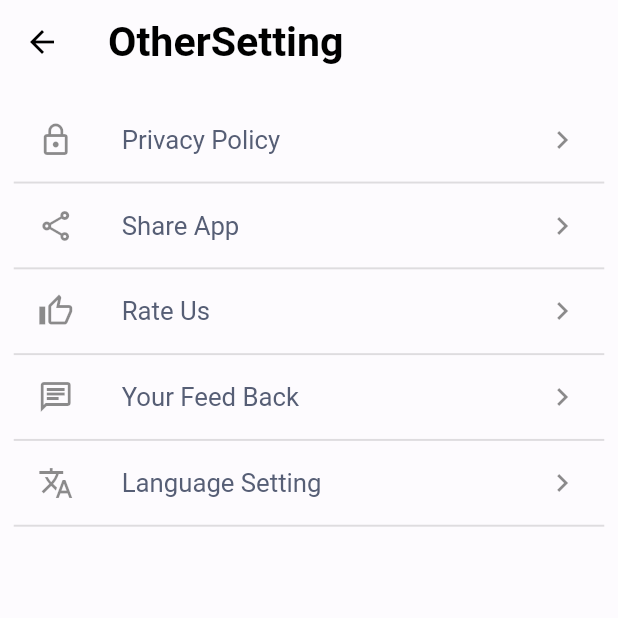
After one commit to ItFlutter/Incoming-Call-Locker, a Flutter app: the OtherSetting screen opened by its route, on a phone screen of 412 x 824 dp, the top half of it. The commit adds this screen. Run offline on Flutter 3.47's test engine with Material 2 defaults, Android fonts, the phone set to English and light mode, and no system bars; our stand-ins replace flutter_screenutil, get, permission_handler, shared_preferences; missing offline and left inert: passcode_screen, pattern_lock; accounts and stored records are empty.

Commit message:
all flutter side

```diff
--- /dev/null
+++ b/lib/controller/othersetting_controller.dart
@@ -0,0 +1,3 @@
+import 'package:get/get.dart';
+
+class OtherSettingController extends GetxController {}
--- a/lib/core/constant/approutes.dart
+++ b/lib/core/constant/approutes.dart
@@ -8,4 +8,6 @@ class AppRoutes {
   static const String patternlockScreen = "/patternlock";
   static const String confirmPatternlockScreen = "/confirmpatternlock";
   static const String rePatternlockScreen = "/repatternlock";
+  static const String callingSetting = "/callingsetting";
+  static const String otherSetting = "/othersetting";
 }
--- a/lib/routes.dart
+++ b/lib/routes.dart
@@ -1,9 +1,11 @@
 import 'package:get/get.dart';
 import 'package:incoming_call_locker/core/constant/approutes.dart';
 import 'package:incoming_call_locker/test.dart';
+import 'package:incoming_call_locker/view/screen/callingsetting.dart';
 import 'package:incoming_call_locker/view/screen/confirmpasswordlockscreen.dart';
 import 'package:incoming_call_locker/view/screen/confirmpatternlockscreen.dart';
 import 'package:incoming_call_locker/view/screen/homescreen.dart';
+import 'package:incoming_call_locker/view/screen/othersetting.dart';
 import 'package:incoming_call_locker/view/screen/passwordlockscreen.dart';
 import 'package:incoming_call_locker/view/screen/patternlockscreen.dart';
 import 'package:incoming_call_locker/view/screen/repasswordlockscreen.dart';
@@ -29,4 +31,6 @@ List<GetPage<dynamic>>? routes = [
   GetPage(
       name: AppRoutes.rePatternlockScreen,
       page: () => const RePatternLockScreen()),
+  GetPage(name: AppRoutes.callingSetting, page: () => const CallingSetting()),
+  GetPage(name: AppRoutes.otherSetting, page: () => const OtherSetting()),
 ];
--- /dev/null
+++ b/lib/view/screen/othersetting.dart
@@ -0,0 +1,82 @@
+import 'package:flutter/material.dart';
+import 'package:flutter_screenutil/flutter_screenutil.dart';
+import 'package:get/get.dart';
+import 'package:incoming_call_locker/view/widget/callingsetting/customlisttileselectcontacts.dart';
+import 'package:incoming_call_locker/view/widget/othersetting/customlisttileselectsetting.dart';
+import '../../controller/Othersetting_controller.dart';
+import '../../core/constant/appcolor.dart';
+import '../../core/shared/customtext.dart';
+
+class OtherSetting extends StatelessWidget {
+  const OtherSetting({super.key});
+
+  @override
+  Widget build(BuildContext context) {
+    Get.put(OtherSettingController());
+    return Scaffold(
+        appBar: AppBar(
+          title: CustomText(
+            text: "OtherSetting",
+            fontSize: 24.sp,
+            color: AppColor.blackColor,
+            fontWeight: FontWeight.w600,
+          ),
+        ),
+        body: GetBuilder<OtherSettingController>(
+          builder: (controller) {
+            return Padding(
+              padding: EdgeInsets.all(8.0.w),
+              child: Column(
+                children: [
+                  CustomListTileSelectSetting(
+                    title: "Privacy Policy",
+                    iconLeading: Icons.lock_outline,
+                    iconTrealing: Icons.chevron_right,
+                  ),
+                  Divider(
+                    height: 1.h,
+                    thickness: 1.3,
+                  ),
+                  CustomListTileSelectSetting(
+                    title: "Share App",
+                    iconLeading: Icons.share_outlined,
+                    iconTrealing: Icons.chevron_right,
+                  ),
+                  Divider(
+                    height: 1.h,
+                    thickness: 1.3,
+                  ),
+                  CustomListTileSelectSetting(
+                    title: "Rate Us",
+                    iconLeading: Icons.thumb_up_alt_outlined,
+                    iconTrealing: Icons.chevron_right,
+                  ),
+                  Divider(
+                    height: 1.h,
+                    thickness: 1.3,
+                  ),
+                  CustomListTileSelectSetting(
+                    title: "Your Feed Back",
+                    iconLeading: Icons.chat_outlined,
+                    iconTrealing: Icons.chevron_right,
+                  ),
+                  Divider(
+                    height: 1.h,
+                    thickness: 1.3,
+                  ),
+                  CustomListTileSelectSetting(
+                    title: "Language Setting",
+                    iconLeading: Icons.translate_outlined,
+                    iconTrealing: Icons.chevron_right,
+                  ),
+                  Divider(
+                    height: 1.h,
+                    thickness: 1.3,
+                  ),
+                ],
+              ),
+            );
+          },
+        ));
+  }
+}
--- /dev/null
+++ b/lib/view/widget/othersetting/customlisttileselectsetting.dart
@@ -0,0 +1,28 @@
+import 'package:flutter/material.dart';
+import 'package:flutter_screenutil/flutter_screenutil.dart';
+
+import '../../../core/constant/appcolor.dart';
+import '../../../core/shared/customtext.dart';
+
+class CustomListTileSelectSetting extends StatelessWidget {
+  final IconData? iconLeading;
+  final IconData? iconTrealing;
+  final String title;
+  const CustomListTileSelectSetting(
+      {Key? key, this.iconLeading, this.iconTrealing, required this.title})
+      : super(key: key);
+
+  @override
+  Widget build(BuildContext context) {
+    return ListTile(
+      leading: Icon(iconLeading),
+      title: CustomText(
+        text: title,
+        color: AppColor.greyColor,
+        fontSize: 15.sp,
+        fontWeight: FontWeight.w400,
+      ),
+      trailing: Icon(iconTrealing),
+    );
+  }
+}
```
Also changed, not shown: lib/controller/callingsetting_controller.dart (added, +9 -0 lines), lib/controller/homescreen_controller.dart (+49 -4 lines), lib/core/shared/switchbuttonenableanddisablelock.dart (added, +16 -0 lines), lib/view/screen/callingsetting.dart (added, +84 -0 lines), lib/view/screen/homescreen.dart (+15 -6 lines), lib/view/widget/callingsetting/customlisttileselectcontacts.dart (added, +41 -0 lines), lib/view/widget/home/switchbuttonenableanddisablelock.dart (deleted, +0 -18 lines).
